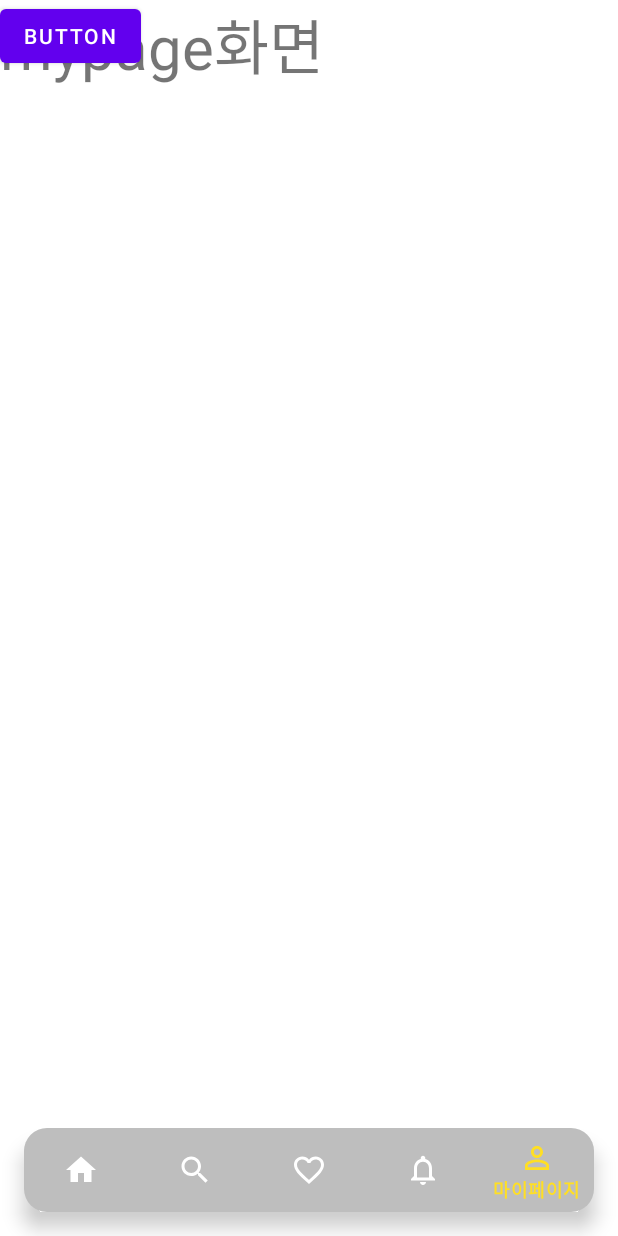
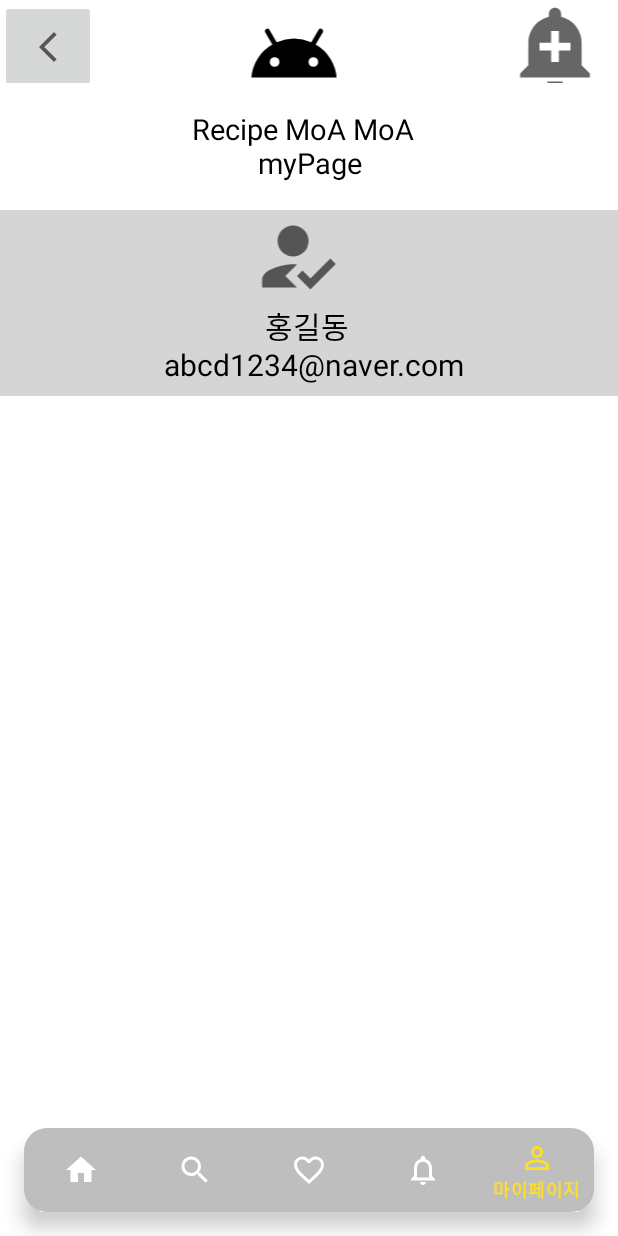
Before and after one commit to choijiyeon20/MoaMoa, an Android app: the screen it shows after launch (MainActivity), item 5 of the bottom bar chosen, on a phone screen of 412 x 824 dp. Run offline under Robolectric (Android 15) with nearby library versions, the phone set to English and light mode, and no system bars.

Commit message:
아이콘 테이블 레이아웃 부분 빼고 완성

```diff
--- /dev/null
+++ b/app/src/main/res/drawable/ic_android_black_24dp.xml
@@ -0,0 +1,9 @@
+<vector xmlns:android="http://schemas.android.com/apk/res/android"
+        android:width="24dp"
+        android:height="24dp"
+        android:viewportWidth="24"
+        android:viewportHeight="24">
+    <path
+        android:pathData="M17.6,11.48 L19.44,8.3a0.63,0.63 0,0 0,-1.09 -0.63l-1.88,3.24a11.43,11.43 0,0 0,-8.94 0L5.65,7.67a0.63,0.63 0,0 0,-1.09 0.63L6.4,11.48A10.81,10.81 0,0 0,1 20L23,20A10.81,10.81 0,0 0,17.6 11.48ZM7,17.25A1.25,1.25 0,1 1,8.25 16,1.25 1.25,0 0,1 7,17.25ZM17,17.25A1.25,1.25 0,1 1,18.25 16,1.25 1.25,0 0,1 17,17.25Z"
+        android:fillColor="#FF000000"/>
+</vector>
--- /dev/null
+++ b/app/src/main/res/drawable/ic_baseline_add_alert_24.xml
@@ -0,0 +1,10 @@
+<vector xmlns:android="http://schemas.android.com/apk/res/android"
+    android:width="24dp"
+    android:height="24dp"
+    android:viewportWidth="24"
+    android:viewportHeight="24"
+    android:tint="?attr/colorControlNormal">
+  <path
+      android:fillColor="@android:color/white"
+      android:pathData="M10.01,21.01c0,1.1 0.89,1.99 1.99,1.99s1.99,-0.89 1.99,-1.99h-3.98zM18.88,16.82L18.88,11c0,-3.25 -2.25,-5.97 -5.29,-6.69v-0.72C13.59,2.71 12.88,2 12,2s-1.59,0.71 -1.59,1.59v0.72C7.37,5.03 5.12,7.75 5.12,11v5.82L3,18.94L3,20h18v-1.06l-2.12,-2.12zM16,13.01h-3v3h-2v-3L8,13.01L8,11h3L11,8h2v3h3v2.01z"/>
+</vector>
--- /dev/null
+++ b/app/src/main/res/drawable/ic_baseline_how_to_reg_24.xml
@@ -0,0 +1,15 @@
+<vector xmlns:android="http://schemas.android.com/apk/res/android"
+    android:width="24dp"
+    android:height="24dp"
+    android:viewportWidth="24"
+    android:viewportHeight="24"
+    android:tint="?attr/colorControlNormal">
+  <path
+      android:fillColor="@android:color/white"
+      android:pathData="M9,17l3,-2.94c-0.39,-0.04 -0.68,-0.06 -1,-0.06 -2.67,0 -8,1.34 -8,4v2h9l-3,-3zM11,12c2.21,0 4,-1.79 4,-4s-1.79,-4 -4,-4 -4,1.79 -4,4 1.79,4 4,4"
+      android:fillType="evenOdd"/>
+  <path
+      android:fillColor="@android:color/white"
+      android:pathData="M15.47,20.5L12,17l1.4,-1.41 2.07,2.08 5.13,-5.17 1.4,1.41z"
+      android:fillType="evenOdd"/>
+</vector>
--- a/app/src/main/res/layout/main_mypage.xml
+++ b/app/src/main/res/layout/main_mypage.xml
@@ -1,25 +1,94 @@
 <?xml version="1.0" encoding="utf-8"?>
-<androidx.constraintlayout.widget.ConstraintLayout
-    xmlns:android="http://schemas.android.com/apk/res/android"
+<androidx.constraintlayout.widget.ConstraintLayout xmlns:android="http://schemas.android.com/apk/res/android"
+    xmlns:app="http://schemas.android.com/apk/res-auto"
     xmlns:tools="http://schemas.android.com/tools"
     android:layout_width="match_parent"
     android:layout_height="match_parent"
-    android:orientation="vertical">
+    tools:context=".Write">
 
-    <TextView
-        android:id="@+id/mypage_text"
-        android:layout_width="wrap_content"
-        android:layout_height="wrap_content"
-        android:text="mypage화면"
-        android:textSize="40sp"
-        tools:ignore="MissingConstraints" />
+    <LinearLayout
+        android:id="@+id/linearLayout5"
+        android:layout_width="match_parent"
+        android:layout_height="55dp"
+        android:orientation="horizontal"
+        app:layout_constraintBottom_toTopOf="@+id/linearLayout"
+        app:layout_constraintEnd_toEndOf="parent"
+        app:layout_constraintStart_toStartOf="parent"
+        app:layout_constraintTop_toTopOf="parent">
 
-    <Button
-        android:id="@+id/button2"
-        android:layout_width="wrap_content"
-        android:layout_height="wrap_content"
-        android:text="Button"
-        tools:layout_editor_absoluteX="113dp"
-        tools:layout_editor_absoluteY="234dp" />
+        <ImageButton
+            android:id="@+id/backBoardImageButton"
+            android:layout_width="64dp"
+            android:layout_height="62dp"
+            app:srcCompat="@drawable/ic_baseline_arrow_back_ios_new_24" />
+
+        <ImageView
+            android:layout_width="64dp"
+            android:layout_height="62dp"
+            android:layout_marginStart="100dp"
+            app:srcCompat="@drawable/ic_android_black_24dp" />
+
+        <ImageView
+            android:layout_width="64dp"
+            android:layout_height="62dp"
+            android:layout_marginStart="110dp"
+            app:srcCompat="@drawable/ic_baseline_add_alert_24"/>
+    </LinearLayout>
+
+    <LinearLayout
+        android:id="@+id/linearLayout"
+        android:layout_width="404dp"
+        android:layout_height="80dp"
+        android:layout_marginTop="1dp"
+        android:layout_marginBottom="10dp"
+        android:orientation="horizontal"
+        app:layout_constraintBottom_toTopOf="@+id/linearLayout2"
+        app:layout_constraintEnd_toEndOf="parent"
+        app:layout_constraintHorizontal_bias="0.25"
+        app:layout_constraintStart_toStartOf="parent"
+        app:layout_constraintTop_toBottomOf="@+id/linearLayout5">
+
+        <TextView
+            android:layout_width="wrap_content"
+            android:layout_height="wrap_content"
+            android:layout_gravity="center"
+            android:layout_marginStart="110dp"
+            android:padding="16dp"
+            android:text="Recipe MoA MoA \n myPage"
+            android:textColor="@color/black"
+            android:textSize="19dp"
+            android:textAlignment="center"
+            />
+    </LinearLayout>
+
+
+
+    <LinearLayout
+        android:layout_width="425dp"
+        android:layout_height="124dp"
+        android:layout_marginTop="83dp"
+        android:orientation="vertical"
+        app:layout_constraintEnd_toEndOf="parent"
+        app:layout_constraintStart_toStartOf="parent"
+        app:layout_constraintTop_toTopOf="@+id/linearLayout"
+        android:background="@color/grey">
+
+        <ImageView
+            android:layout_width="97dp"
+            android:layout_height="62dp"
+            android:layout_marginStart="155dp"
+            android:background="@color/grey"
+            app:srcCompat="@drawable/ic_baseline_how_to_reg_24" />
+
+        <TextView
+            android:layout_width="match_parent"
+            android:layout_height="match_parent"
+            android:text="홍길동 \n abcd1234@naver.com"
+            android:textAlignment="center"
+            android:textSize="20dp"
+            android:textColor="@color/black"/>
+
+    </LinearLayout>
+
 
 </androidx.constraintlayout.widget.ConstraintLayout>
--- a/app/src/main/res/values/colors.xml
+++ b/app/src/main/res/values/colors.xml
@@ -7,4 +7,6 @@
     <color name="teal_700">#FF018786</color>
     <color name="black">#FF000000</color>
     <color name="white">#FFFFFFFF</color>
+    <color name="grey">#FFD5D5D5</color>
+
 </resources>
```
Also changed, not shown: app/src/main/java/com/cookandroid/moamoa/Main_mypage.java (line endings or trailing spaces).
